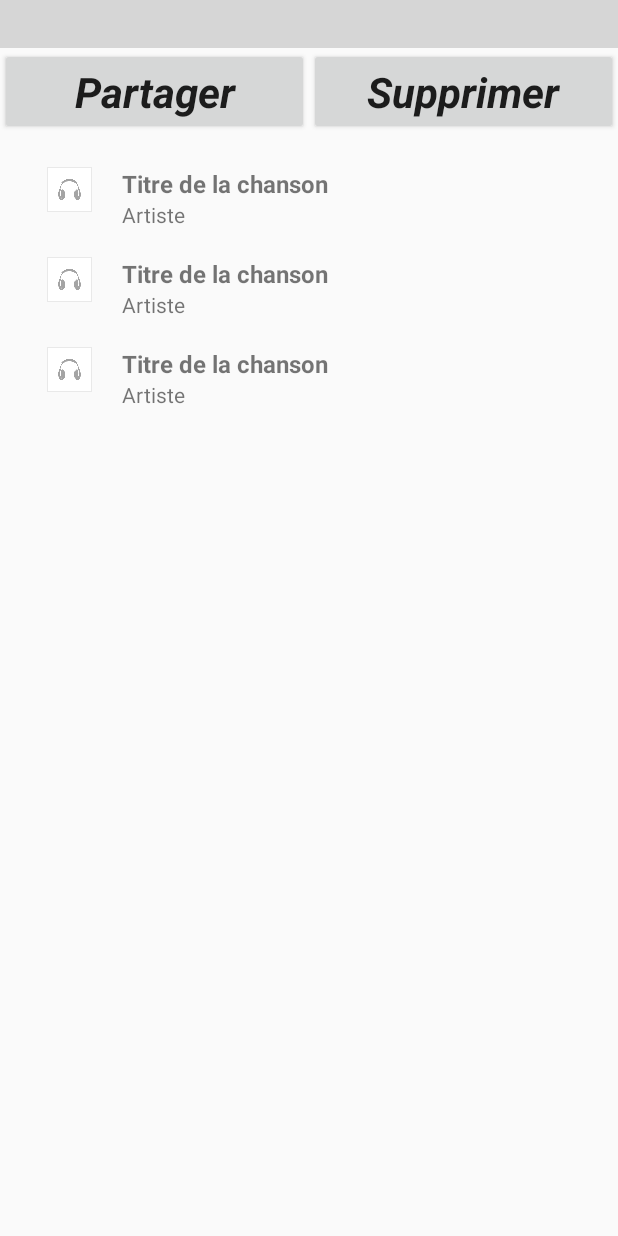
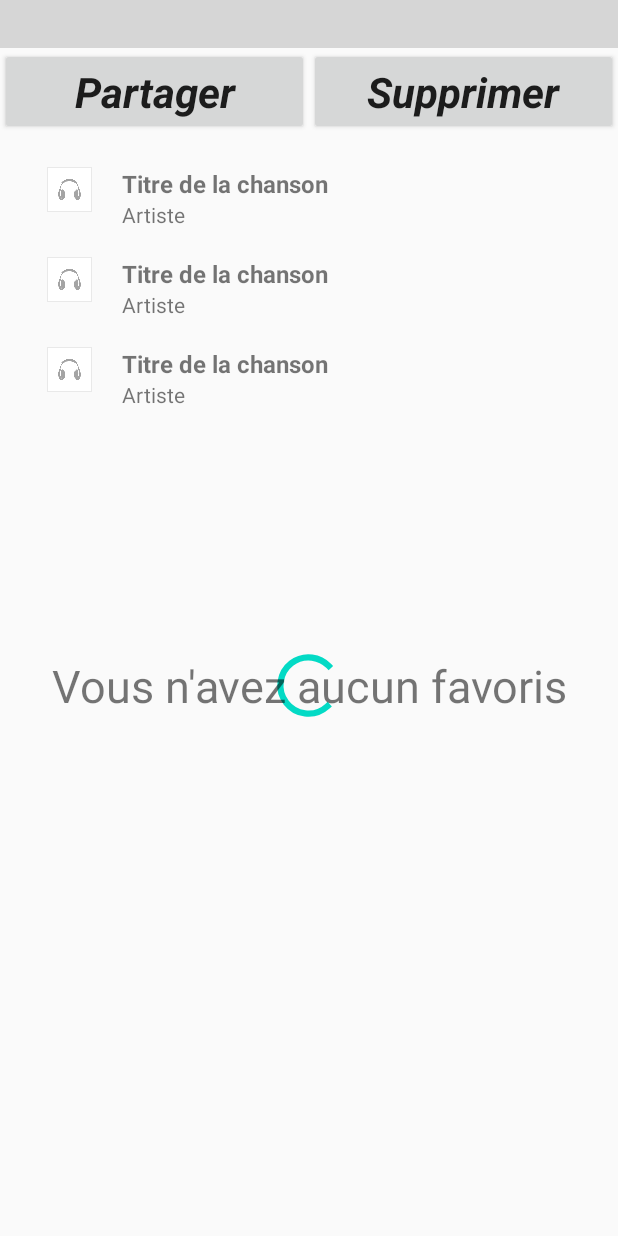
Before and after one commit to ValerianGuivarchAppstud/WakeMeUp, an Android app: the layout fragment_favori.xml on its own in the app's theme, with its tools: preview values and no code run, on a phone screen of 412 x 824 dp. Run offline under Robolectric (Android 15) with nearby library versions, the phone set to English and light mode, and no system bars; plain views replace YouTubePlayerView; grey boxes are pictures that could not be loaded.

Commit message:
Signed-off-by: enzobuffo <enzobuffo99@gmail.com> rajout d'un texte précisant qu'il n'y a pas de favoris si l'utilisateur n'en a pas. On peut partage une video qui est dans nos favoris

```diff
--- a/app/src/main/res/layout/fragment_favori.xml
+++ b/app/src/main/res/layout/fragment_favori.xml
@@ -35,16 +35,28 @@
 
     </LinearLayout>
 
+
         <RelativeLayout
             android:layout_width="match_parent"
-        android:layout_height="match_parent">
+            android:layout_height="match_parent"
+            android:layout_gravity="center">
+
 
             <ProgressBar
                 android:id="@+id/pb_main_loader"
                 android:layout_width="50dp"
                 android:layout_height="50dp"
                 android:layout_centerInParent="true"
-            android:visibility="gone" />
+                android:visibility="visible" />
+            <TextView
+                android:id="@+id/texte_pas_de_favori"
+                android:layout_width="wrap_content"
+                android:layout_height="wrap_content"
+                android:text="Vous n'avez aucun favoris"
+                android:gravity="center"
+                android:layout_centerVertical="true"
+                android:layout_centerHorizontal="true"
+                android:textSize="30sp" />
 
             <androidx.recyclerview.widget.RecyclerView
                 android:id="@+id/recycler_list_video_favoris"
@@ -57,4 +69,8 @@
 
 
         </RelativeLayout>
+
+
+
+
 </LinearLayout>
--- a/app/src/main/res/layout/fragment_video.xml
+++ b/app/src/main/res/layout/fragment_video.xml
@@ -44,7 +44,7 @@
             android:layout_width="50dp"
             android:layout_height="50dp"
             android:layout_centerInParent="true"
-            android:visibility="gone" />
+            android:visibility="visible" />
 
         <androidx.recyclerview.widget.RecyclerView
             android:id="@+id/recycler_list_video"
```
Also changed, not shown: app/src/main/java/com/wakemeup/song/DialogueYoutube.kt (added, +114 -0 lines), app/src/main/java/com/wakemeup/song/Song.kt (+0 -8 lines), app/src/main/java/com/wakemeup/song/VideoFragment.kt (+18 -83 lines), app/src/main/java/com/wakemeup/song/VideosFavoris.kt (+49 -27 lines). Lines whose indentation alone changed are shown as unchanged.
